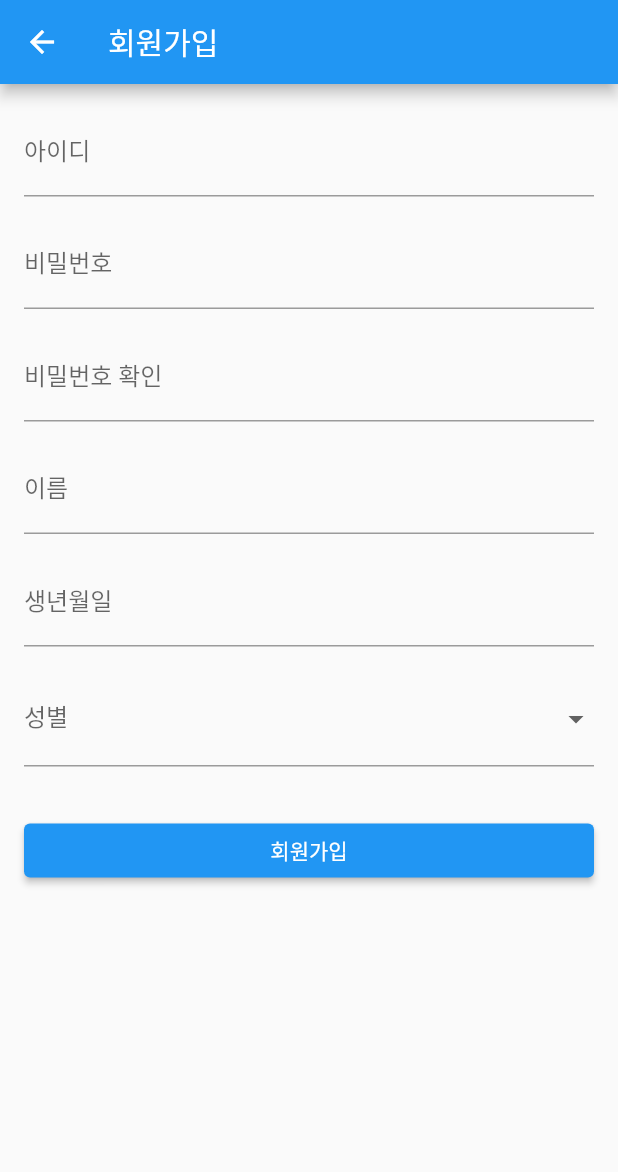
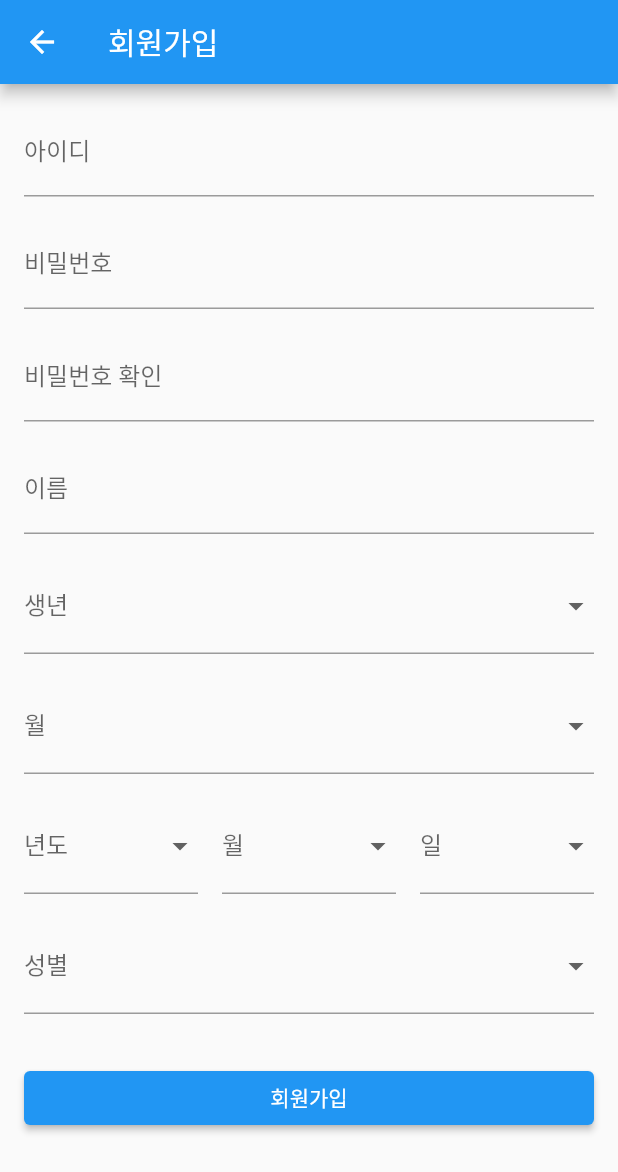
Before and after one commit to Recyclingbottle/login_flutter, a Flutter app: the SignUpPage screen opened directly, on a phone screen of 412 x 824 dp. Shown: the top 1172 px of the screen. Run offline on Flutter 3.47's test engine with Material 2 defaults, Android fonts, the phone set to English and light mode, and no system bars.

Commit message:
회원가입 페이지, 카카오 로그인&회원가입 페이지

```diff
--- a/lib/SignUpPage.dart
+++ b/lib/SignUpPage.dart
@@ -13,6 +13,17 @@ class _SignUpPageState extends State<SignUpPage> {
   final _nameController = TextEditingController();
   final _birthController = TextEditingController();
   String? _selectedGender;
+
+
+  // 생년월일 선택용 드롭다운 메뉴에 사용될 아이템 리스트
+  final _yearList = List.generate(100, (index) => 2022 - index);
+  final _monthList = List.generate(12, (index) => index + 1);
+  final _dayList = List.generate(31, (index) => index + 1);
+
+// 생년월일 선택용 드롭다운 메뉴의 선택된 값
+  int? _selectedYear;
+  int? _selectedMonth;
+  int? _selectedDay;
 
   @override
   Widget build(BuildContext context) {
@@ -84,17 +95,134 @@ class _SignUpPageState extends State<SignUpPage> {
                 },
               ),
               SizedBox(height: 16.0),
-              TextFormField(
-                controller: _birthController,
+            DropdownButtonFormField<int>(
+              value: _selectedYear,
+              items: _yearList.map((year) {
+                return DropdownMenuItem<int>(
+                  value: year,
+                  child: Text('$year년'),
+                );
+              }).toList(),
+              onChanged: (value) {
+                setState(() {
+                  _selectedYear = value;
+                });
+              },
               decoration: InputDecoration(
-                  labelText: '생년월일',
+                labelText: '생년',
               ),
               validator: (value) {
-                  if (value?.isEmpty ?? true) {
-                    return '생년월일을 입력하세요';
+                if (value == null) {
+                  return '생년을 선택하세요';
                 }
                 return null;
               },
+            ),
+            SizedBox(height: 16.0),
+            DropdownButtonFormField<int>(
+              value: _selectedMonth,
+              items: _monthList.map((month) {
+                return DropdownMenuItem<int>(
+                  value: month,
+                  child: Text('$month월'),
+                );
+              }).toList(),
+              onChanged: (value) {
+                setState(() {
+                  _selectedMonth = value;
+                });
+              },
+              decoration: InputDecoration(
+                labelText: '월',
+              ),
+              validator: (value) {
+                if (value == null) {
+                  return '월을 선택하세요';
+                }
+                return null;
+              },
+            ),
+            SizedBox(height: 16.0),
+              Row(
+                children: [
+                  Expanded(
+                    child: DropdownButtonFormField<int>(
+                      value: _selectedYear,
+                      items: _yearList.map((year) {
+                        return DropdownMenuItem<int>(
+                          value: year,
+                          child: Text('$year년'),
+                        );
+                      }).toList(),
+                      onChanged: (value) {
+                        setState(() {
+                          _selectedYear = value;
+                        });
+                      },
+                      decoration: InputDecoration(
+                        labelText: '년도',
+                      ),
+                      validator: (value) {
+                        if (value == null) {
+                          return '년도를 선택하세요';
+                        }
+                        return null;
+                      },
+                    ),
+                  ),
+                  SizedBox(width: 16.0),
+                  Expanded(
+                    child: DropdownButtonFormField<int>(
+                      value: _selectedMonth,
+                      items: _monthList.map((month) {
+                        return DropdownMenuItem<int>(
+                          value: month,
+                          child: Text('$month월'),
+                        );
+                      }).toList(),
+                      onChanged: (value) {
+                        setState(() {
+                          _selectedMonth = value;
+                        });
+                      },
+                      decoration: InputDecoration(
+                        labelText: '월',
+                      ),
+                      validator: (value) {
+                        if (value == null) {
+                          return '월을 선택하세요';
+                        }
+                        return null;
+                      },
+                    ),
+                  ),
+                  SizedBox(width: 16.0),
+                  Expanded(
+                    child: DropdownButtonFormField<int>(
+                      value: _selectedDay,
+                      items: _dayList.map((day) {
+                        return DropdownMenuItem<int>(
+                          value: day,
+                          child: Text('$day일'),
+                        );
+                      }).toList(),
+                      onChanged: (value) {
+                        setState(() {
+                          _selectedDay = value;
+                        });
+                      },
+                      decoration: InputDecoration(
+                        labelText: '일',
+                      ),
+                      validator: (value) {
+                        if (value == null) {
+                          return '일을 선택하세요';
+                        }
+                        return null;
+                      },
+                    ),
+                  ),
+                ],
               ),
               SizedBox(height: 16.0),
               DropdownButtonFormField<String>(
```
Lines whose indentation alone changed are shown as unchanged.
